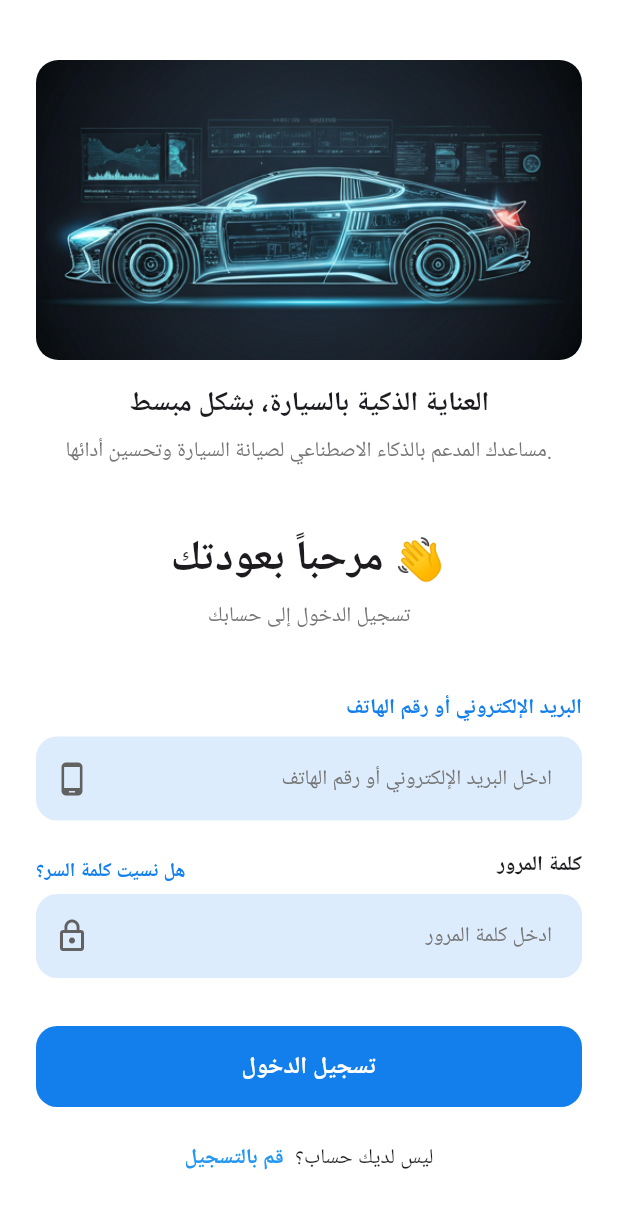
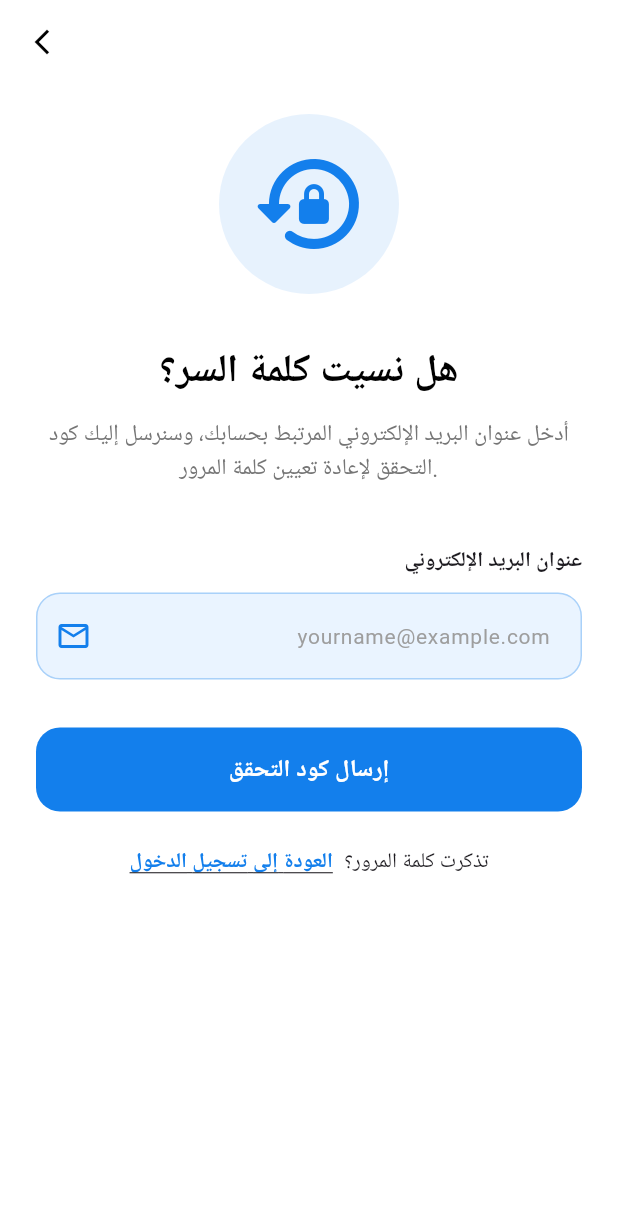
Before and after one commit to 3moor-dot/Gear_Up_App, a Flutter app: the LoginPage screen opened directly, after a tap on "هل نسيت كلمة السر؟", on a phone screen of 412 x 824 dp. Shown: the top 1209 px of the screen. Run offline on Flutter 3.47's test engine with Material 3 defaults, Android fonts, the phone set to English and light mode, and no system bars; our stand-ins replace font_awesome_flutter; Roboto replaces fonts that are missing (Arial).

Commit message:
Add forgot password

```diff
--- /dev/null
+++ b/lib/pages/Forgot_Password/forgot_password.dart
@@ -0,0 +1,148 @@
+import 'package:flutter/material.dart';
+import 'package:gear_up_app/pages/LogIn/log_in.dart';
+class ForgotPasswordPage extends StatelessWidget {
+  const ForgotPasswordPage({super.key});
+
+  @override
+  Widget build(BuildContext context) {
+    final isDark = Theme.of(context).brightness == Brightness.dark;
+    final primaryColor = const Color(0xFF137FEC);
+
+    return Scaffold(
+      // AppBar بسيط للعودة للخلف
+      appBar: AppBar(
+        backgroundColor: Colors.transparent,
+        elevation: 0,
+        leading: IconButton(
+          icon: Icon(Icons.arrow_back_ios_new,
+                color: isDark ? Colors.white : Colors.black, size: 20),
+          onPressed: () => Navigator.pop(context),
+        ),
+      ),
+      body: SafeArea(
+        child: SingleChildScrollView(
+          padding: const EdgeInsets.symmetric(horizontal: 24.0),
+          child: Column(
+            children: [
+              const SizedBox(height: 20),
+
+              // ICON/ILLUSTRATION
+              Container(
+                padding: const EdgeInsets.all(20),
+                decoration: BoxDecoration(
+                  color: primaryColor.withOpacity(0.1),
+                  shape: BoxShape.circle,
+                ),
+                child: Icon(Icons.lock_reset_rounded, size: 80, color: primaryColor),
+              ),
+
+              const SizedBox(height: 32),
+
+              // TEXT SECTION
+              Text(
+                "هل نسيت كلمة السر؟",
+                textAlign: TextAlign.center,
+                style: TextStyle(
+                  fontSize: 26,
+                  fontWeight: FontWeight.bold,
+                  color: isDark ? Colors.white : Colors.black,
+                ),
+              ),
+              const SizedBox(height: 12),
+              Text(
+                "أدخل عنوان البريد الإلكتروني المرتبط بحسابك، وسنرسل إليك كود التحقق لإعادة تعيين كلمة المرور.",
+                textAlign: TextAlign.center,
+                style: TextStyle(
+                  fontSize: 15,
+                  height: 1.5,
+                  color: isDark ? Colors.grey[400] : Colors.grey[600],
+                ),
+              ),
+
+              const SizedBox(height: 40),
+
+              // INPUT FIELD
+              Column(
+                crossAxisAlignment: CrossAxisAlignment.end,
+                children: [
+                  const Text(
+                    "عنوان البريد الإلكتروني",
+                    style: TextStyle(fontWeight: FontWeight.bold),
+                  ),
+                  const SizedBox(height: 10),
+                  Container(
+                    decoration: BoxDecoration(
+                      color: isDark ? const Color(0xFF137FEC).withOpacity(0.1) : const Color(0xFFEAF4FF),
+                      borderRadius: BorderRadius.circular(16),
+                      border: Border.all(
+                        color: primaryColor.withOpacity(0.3),
+                        width: 1,
+                      ),
+                    ),
+                    child: TextField(
+                      textAlign: TextAlign.right,
+                      keyboardType: TextInputType.emailAddress,
+                      decoration: InputDecoration(
+                        hintText: "yourname@example.com",
+                        hintStyle: TextStyle(color: Colors.grey[500], fontSize: 14),
+                        prefixIcon: Icon(Icons.email_outlined, color: primaryColor),
+                        border: InputBorder.none,
+                        contentPadding: const EdgeInsets.symmetric(horizontal: 20, vertical: 16),
+                      ),
+                    ),
+                  ),
+                ],
+              ),
+
+              const SizedBox(height: 32),
+
+              // SEND BUTTON
+              ElevatedButton(
+                onPressed: () {
+                  // الانتقال لصفحة التأكيد (Verify Account)
+                  // Navigator.push(context, MaterialPageRoute(builder: (context) => const VerifyPage()));
+                },
+                style: ElevatedButton.styleFrom(
+                  backgroundColor: primaryColor,
+                  minimumSize: const Size(double.infinity, 56),
+                  shape: RoundedRectangleBorder(borderRadius: BorderRadius.circular(16)),
+                  elevation: 0,
+                ),
+                child: const Text(
+                  "إرسال كود التحقق",
+                  style: TextStyle(fontSize: 16, fontWeight: FontWeight.bold, color: Colors.white),
+                ),
+              ),
+
+              const SizedBox(height: 24),
+
+              // BACK TO LOGIN
+              Row(
+                mainAxisAlignment: MainAxisAlignment.center,
+                children: [
+                  GestureDetector(
+                    onTap: () => Navigator.push(
+                      context,
+                      MaterialPageRoute(
+                        builder: (context) => const LoginPage(),
+                      ),
+                    ),
+                    child: Text(
+                      "العودة إلى تسجيل الدخول",
+                      style: TextStyle(
+                        color: primaryColor,
+                        fontWeight: FontWeight.bold,
+                        decoration: TextDecoration.underline,
+                      ),
+                    ),
+                  ),
+                  const Text("  تذكرت كلمة المرور؟"),
+                ],
+              ),
+            ],
+          ),
+        ),
+      ),
+    );
+  }
+}
--- a/lib/pages/LogIn/log_in.dart
+++ b/lib/pages/LogIn/log_in.dart
@@ -1,5 +1,6 @@
 import 'package:flutter/material.dart';
 import 'package:gear_up_app/pages/Registration/register.dart';
+import 'package:gear_up_app/pages/Forgot_Password/forgot_password.dart';
 class LoginPage extends StatelessWidget {
   const LoginPage({super.key});
 
@@ -9,6 +10,16 @@ class LoginPage extends StatelessWidget {
     final primaryColor = const Color(0xFF137FEC);
 
     return Scaffold(
+      // AppBar بسيط للعودة للخلف
+      appBar: AppBar(
+        backgroundColor: Colors.transparent,
+        elevation: 0,
+        leading: IconButton(
+          icon: Icon(Icons.arrow_back_ios_new,
+                color: isDark ? Colors.white : Colors.black, size: 20),
+          onPressed: () => Navigator.pop(context),
+        ),
+      ),
       // backgroundColor يتغير تلقائياً بناءً على الـ ThemeData في الـ MaterialApp
       body: SafeArea(
         child: SingleChildScrollView(
@@ -102,7 +113,12 @@ class LoginPage extends StatelessWidget {
                 children: [
                   GestureDetector(
                     onTap: () {
-                      /* Navigate to Forgot Password */
+                      Navigator.push(
+                        context,
+                        MaterialPageRoute(
+                          builder: (context) => const ForgotPasswordPage(),
+                        ),
+                      );
                     },
                     child: Text(
                       "هل نسيت كلمة السر؟",
--- a/lib/pages/Registration/register.dart
+++ b/lib/pages/Registration/register.dart
@@ -22,6 +22,16 @@ class _RegisterPageState extends State<RegisterPage> {
     final primaryColor = const Color(0xFF137FEC);
 
     return Scaffold(
+      // AppBar بسيط للعودة للخلف
+      appBar: AppBar(
+        backgroundColor: Colors.transparent,
+        elevation: 0,
+        leading: IconButton(
+          icon: Icon(Icons.arrow_back_ios_new,
+                color: isDark ? Colors.white : Colors.black, size: 20),
+          onPressed: () => Navigator.pop(context),
+        ),
+      ),
       body: Container(
         width: double.infinity,
         decoration: BoxDecoration(
```
